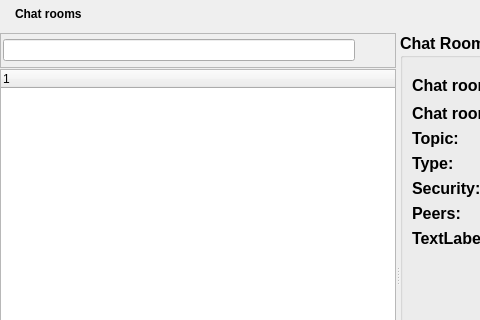
The window that retroshare-gui/src/gui/ChatLobbyWidget.ui (RetroShare/RetroShare) describes before a commit, drawn with Qt 5; both pictures show x 0 to 480 and y 0 to 320 of the 803 by 517 pixel window.
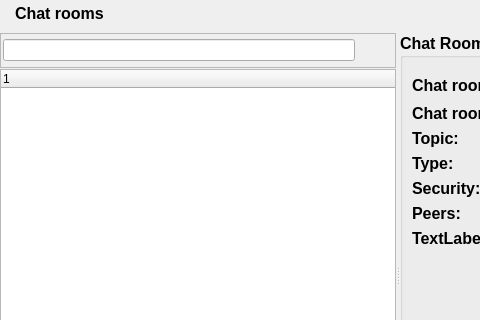
The same window after the commit. Icons and pictures are not drawn. Custom widgets are drawn as their Qt base class.

Diff of the .ui file:
```diff
--- a/retroshare-gui/src/gui/ChatLobbyWidget.ui
+++ b/retroshare-gui/src/gui/ChatLobbyWidget.ui
@@ -73,6 +73,7 @@
        <widget class="QLabel" name="titleBarLabel">
         <property name="font">
          <font>
+	   <pointsize>12</pointsize>
           <weight>75</weight>
           <bold>true</bold>
          </font>
```
